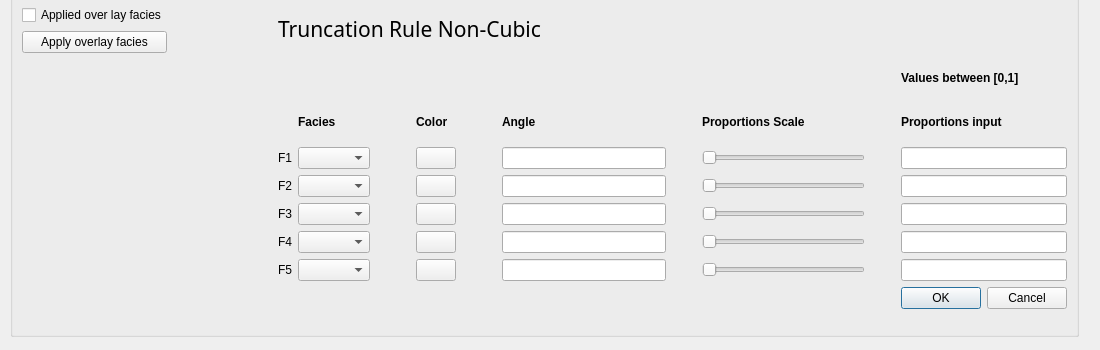
Above: ui/TruncRuleTypeNonCubic.ui from equinor/APS-Facies before the change. Below: the same form after it.
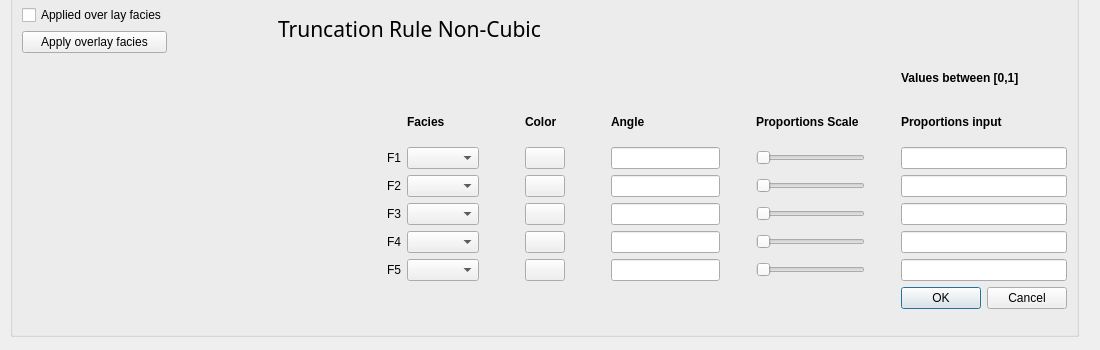
That is the form after the change. Custom widgets are drawn as their Qt base class.

The edit to the form file:
```diff
--- a/ui/TruncRuleTypeNonCubic.ui
+++ b/ui/TruncRuleTypeNonCubic.ui
@@ -24,7 +24,7 @@
    </property>
    <layout class="QFormLayout" name="formLayout">
     <item row="3" column="0">
-     <widget class="QCustomPlot" name="m_plot_truncation_rule_non_cubic" native="true">
+     <widget class="Plot" name="m_plot_truncation_rule_non_cubic" native="true">
       <property name="minimumSize">
        <size>
         <width>250</width>
@@ -68,137 +68,137 @@
     </item>
     <item row="3" column="1">
      <layout class="QGridLayout" name="layout_truncation_rule_non_cubic">
-      <item row="3" column="0">
+      <item row="3" column="1">
        <widget class="QLabel" name="label_F1">
         <property name="text">
          <string>F1</string>
         </property>
        </widget>
       </item>
-      <item row="3" column="1">
+      <item row="3" column="2">
        <widget class="QComboBox" name="m_choose_F1"/>
       </item>
-      <item row="4" column="3">
+      <item row="4" column="4">
        <widget class="QPushButton" name="m_color_button_F2"/>
       </item>
-      <item row="3" column="3">
+      <item row="3" column="4">
        <widget class="QPushButton" name="m_color_button_F1"/>
       </item>
-      <item row="3" column="5">
+      <item row="3" column="6">
        <widget class="QLineEdit" name="m_edit_angle_F1"/>
       </item>
-      <item row="3" column="7">
+      <item row="7" column="4">
+       <widget class="QPushButton" name="m_color_button_F5"/>
+      </item>
+      <item row="3" column="10">
+       <widget class="QLineEdit" name="m_edit_proportion_F1"/>
+      </item>
+      <item row="4" column="2">
+       <widget class="QComboBox" name="m_choose_F2"/>
+      </item>
+      <item row="3" column="8">
        <widget class="QSlider" name="m_slider_F1">
         <property name="orientation">
          <enum>Qt::Horizontal</enum>
         </property>
        </widget>
       </item>
+      <item row="6" column="10">
+       <widget class="QLineEdit" name="m_edit_proportion_F4"/>
+      </item>
+      <item row="4" column="6">
+       <widget class="QLineEdit" name="m_edit_angle_F2"/>
+      </item>
+      <item row="6" column="4">
+       <widget class="QPushButton" name="m_color_button_F4"/>
+      </item>
       <item row="4" column="1">
-       <widget class="QComboBox" name="m_choose_F2"/>
-      </item>
-      <item row="3" column="9">
-       <widget class="QLineEdit" name="m_edit_proportion_F1"/>
-      </item>
-      <item row="4" column="0">
        <widget class="QLabel" name="label_F2">
         <property name="text">
          <string>F2</string>
         </property>
        </widget>
       </item>
-      <item row="4" column="5">
-       <widget class="QLineEdit" name="m_edit_angle_F2"/>
-      </item>
-      <item row="6" column="3">
-       <widget class="QPushButton" name="m_color_button_F4"/>
-      </item>
-      <item row="4" column="9">
+      <item row="4" column="10">
        <widget class="QLineEdit" name="m_edit_proportion_F2"/>
       </item>
-      <item row="4" column="7">
+      <item row="5" column="2">
+       <widget class="QComboBox" name="m_choose_F3"/>
+      </item>
+      <item row="4" column="8">
        <widget class="QSlider" name="m_slider_F2">
         <property name="orientation">
          <enum>Qt::Horizontal</enum>
         </property>
        </widget>
       </item>
+      <item row="5" column="6">
+       <widget class="QLineEdit" name="m_edit_angle_F3"/>
+      </item>
+      <item row="5" column="4">
+       <widget class="QPushButton" name="m_color_button_F3"/>
+      </item>
       <item row="5" column="1">
-       <widget class="QComboBox" name="m_choose_F3"/>
-      </item>
-      <item row="5" column="0">
        <widget class="QLabel" name="label_F3">
         <property name="text">
          <string>F3</string>
         </property>
        </widget>
       </item>
-      <item row="5" column="5">
-       <widget class="QLineEdit" name="m_edit_angle_F3"/>
-      </item>
-      <item row="5" column="3">
-       <widget class="QPushButton" name="m_color_button_F3"/>
-      </item>
-      <item row="5" column="9">
+      <item row="5" column="10">
        <widget class="QLineEdit" name="m_edit_proportion_F3"/>
       </item>
-      <item row="5" column="7">
+      <item row="6" column="2">
+       <widget class="QComboBox" name="m_choose_F4"/>
+      </item>
+      <item row="5" column="8">
        <widget class="QSlider" name="m_slider_F3">
         <property name="orientation">
          <enum>Qt::Horizontal</enum>
         </property>
        </widget>
       </item>
+      <item row="6" column="6">
+       <widget class="QLineEdit" name="m_edit_angle_F4"/>
+      </item>
       <item row="6" column="1">
-       <widget class="QComboBox" name="m_choose_F4"/>
-      </item>
-      <item row="6" column="0">
        <widget class="QLabel" name="label_F4">
         <property name="text">
          <string>F4</string>
         </property>
        </widget>
       </item>
-      <item row="6" column="5">
-       <widget class="QLineEdit" name="m_edit_angle_F4"/>
+      <item row="7" column="2">
+       <widget class="QComboBox" name="m_choose_F5"/>
       </item>
-      <item row="6" column="9">
-       <widget class="QLineEdit" name="m_edit_proportion_F4"/>
-      </item>
-      <item row="6" column="7">
+      <item row="6" column="8">
        <widget class="QSlider" name="m_slider_F4">
         <property name="orientation">
          <enum>Qt::Horizontal</enum>
         </property>
        </widget>
       </item>
+      <item row="7" column="6">
+       <widget class="QLineEdit" name="m_edit_angle_F5"/>
+      </item>
+      <item row="7" column="10">
+       <widget class="QLineEdit" name="m_edit_proportion_F5"/>
+      </item>
       <item row="7" column="1">
-       <widget class="QComboBox" name="m_choose_F5"/>
-      </item>
-      <item row="7" column="3">
-       <widget class="QPushButton" name="m_color_button_F5"/>
-      </item>
-      <item row="7" column="0">
        <widget class="QLabel" name="label_F5">
         <property name="text">
          <string>F5</string>
         </property>
        </widget>
       </item>
-      <item row="7" column="5">
-       <widget class="QLineEdit" name="m_edit_angle_F5"/>
-      </item>
-      <item row="7" column="9">
-       <widget class="QLineEdit" name="m_edit_proportion_F5"/>
-      </item>
-      <item row="7" column="7">
+      <item row="7" column="8">
        <widget class="QSlider" name="m_slider_F5">
         <property name="orientation">
          <enum>Qt::Horizontal</enum>
         </property>
        </widget>
       </item>
-      <item row="2" column="1">
+      <item row="2" column="2">
        <widget class="QLabel" name="label_facies">
         <property name="font">
          <font>
@@ -211,7 +211,7 @@
         </property>
        </widget>
       </item>
-      <item row="2" column="3">
+      <item row="2" column="4">
        <widget class="QLabel" name="label_color">
         <property name="font">
          <font>
@@ -224,7 +224,7 @@
         </property>
        </widget>
       </item>
-      <item row="2" column="5">
+      <item row="2" column="6">
        <widget class="QLabel" name="label_angle">
         <property name="font">
          <font>
@@ -237,7 +237,7 @@
         </property>
        </widget>
       </item>
-      <item row="2" column="9">
+      <item row="2" column="10">
        <widget class="QLabel" name="label_proportions_input">
         <property name="font">
          <font>
@@ -250,7 +250,7 @@
         </property>
        </widget>
       </item>
-      <item row="2" column="7">
+      <item row="2" column="8">
        <widget class="QLabel" name="label_proportions_scale">
         <property name="font">
          <font>
@@ -263,14 +263,14 @@
         </property>
        </widget>
       </item>
-      <item row="8" column="9">
+      <item row="8" column="10">
        <widget class="QDialogButtonBox" name="m_buttons_ok_cancel">
         <property name="standardButtons">
          <set>QDialogButtonBox::Cancel|QDialogButtonBox::Ok</set>
         </property>
        </widget>
       </item>
-      <item row="1" column="9">
+      <item row="1" column="10">
        <widget class="QLabel" name="label_values_between">
         <property name="font">
          <font>
@@ -283,7 +283,7 @@
         </property>
        </widget>
       </item>
-      <item row="2" column="4">
+      <item row="2" column="5">
        <spacer name="spacer_color">
         <property name="orientation">
          <enum>Qt::Horizontal</enum>
@@ -299,7 +299,7 @@
         </property>
        </spacer>
       </item>
-      <item row="2" column="6">
+      <item row="2" column="7">
        <spacer name="spacer_angle">
         <property name="orientation">
          <enum>Qt::Horizontal</enum>
@@ -315,7 +315,7 @@
         </property>
        </spacer>
       </item>
-      <item row="2" column="8">
+      <item row="2" column="9">
        <spacer name="spacer_proportions_scale">
         <property name="orientation">
          <enum>Qt::Horizontal</enum>
@@ -331,7 +331,7 @@
         </property>
        </spacer>
       </item>
-      <item row="2" column="2">
+      <item row="2" column="3">
        <spacer name="spacer_facies">
         <property name="orientation">
          <enum>Qt::Horizontal</enum>
@@ -347,6 +347,19 @@
         </property>
        </spacer>
       </item>
+      <item row="6" column="0">
+       <spacer name="horizontalSpacer">
+        <property name="orientation">
+         <enum>Qt::Horizontal</enum>
+        </property>
+        <property name="sizeHint" stdset="0">
+         <size>
+          <width>1</width>
+          <height>20</height>
+         </size>
+        </property>
+       </spacer>
+      </item>
      </layout>
     </item>
    </layout>
@@ -354,9 +367,9 @@
  </widget>
  <customwidgets>
   <customwidget>
-   <class>QCustomPlot</class>
+   <class>Plot</class>
    <extends>QWidget</extends>
-   <header location="global">qcustomplot.h</header>
+   <header location="global">src/gui/wrappers/base_classes/plot.h</header>
    <container>1</container>
   </customwidget>
  </customwidgets>
```
